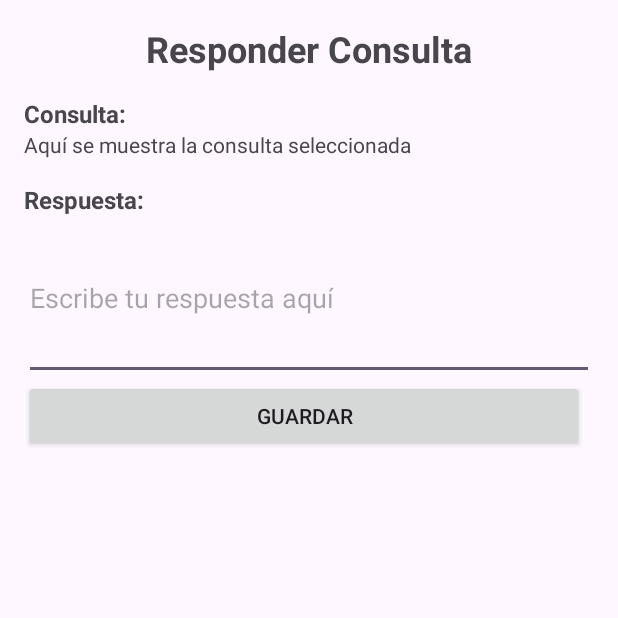
After one commit to ychaupin/ProyectoFinal, an Android app: the MainActivity3 screen opened directly, with no data from a screen before it, on a phone screen of 412 x 824 dp, the top half of it. The commit adds this screen. Run offline under Robolectric (Android 15) with nearby library versions, the light colour scheme and no system bars.

Commit message:
Avance 08/07/2023

```diff
--- /dev/null
+++ b/app/src/main/java/com/example/proyectofinal/MainActivity3.java
@@ -0,0 +1,38 @@
+package com.example.proyectofinal;
+
+import android.annotation.SuppressLint;
+import android.app.Activity;
+import android.os.Bundle;
+import android.view.View;
+import android.widget.Button;
+import android.widget.EditText;
+import android.widget.TextView;
+
+public class MainActivity3 extends Activity {
+    private TextView textViewConsulta;
+    private EditText editTextRespuesta;
+    private Button button;
+
+    @SuppressLint("MissingInflatedId")
+    @Override
+    protected void onCreate(Bundle savedInstanceState) {
+        super.onCreate(savedInstanceState);
+        setContentView(R.layout.activity_main3);
+
+        textViewConsulta = findViewById(R.id.textViewConsulta);
+        editTextRespuesta = findViewById(R.id.editTextRespuesta);
+        button = findViewById(R.id.button);
+
+        button.setOnClickListener(new View.OnClickListener() {
+            @Override
+            public void onClick(View v) {
+                String respuesta = editTextRespuesta.getText().toString();
+                guardarRespuesta(respuesta);
+            }
+        });
+    }
+
+    private void guardarRespuesta(String respuesta) {
+        // Aquí puedes agregar el código para guardar la respuesta en un archivo XML
+    }
+}
--- a/app/src/main/res/layout/activity_main4.xml
+++ b/app/src/main/res/layout/activity_main4.xml
@@ -21,7 +21,7 @@
         android:layout_height="0dp"
         android:layout_weight="1"
         android:divider="@android:color/darker_gray"
-        android:dividerHeight="1dp" />
+        android:dividerHeight="1dp"  />
 
     <Button
         android:id="@+id/buttonCreatePost"
```
Also changed, not shown: app/src/main/AndroidManifest.xml (+10 -0 lines), app/src/main/java/com/example/proyectofinal/MainActivity.java (+6 -6 lines), app/src/main/java/com/example/proyectofinal/MainActivity4.java (added, +52 -0 lines).
